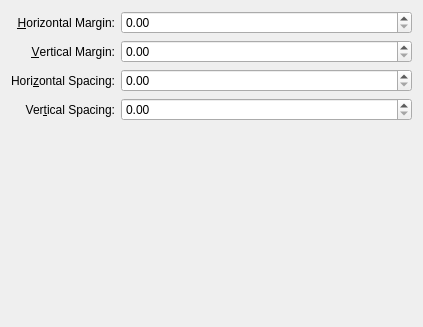
Qt form src/libkstapp/layouttab.ui (Kst-plot/kst) before a commit.
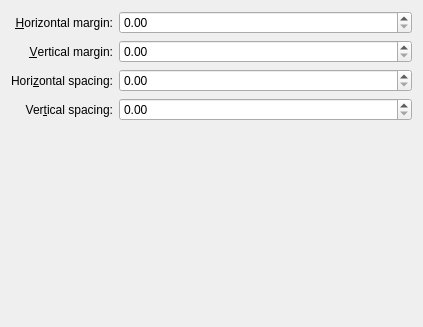
The same form after that commit.

```diff
--- a/src/libkstapp/layouttab.ui
+++ b/src/libkstapp/layouttab.ui
@@ -19,7 +19,7 @@
      <item row="0" column="0">
       <widget class="QLabel" name="label_3">
        <property name="text">
-        <string>&amp;Horizontal Margin:</string>
+        <string>&amp;Horizontal margin:</string>
        </property>
        <property name="alignment">
         <set>Qt::AlignRight|Qt::AlignTrailing|Qt::AlignVCenter</set>
@@ -42,7 +42,7 @@
      <item row="1" column="0">
       <widget class="QLabel" name="label_4">
        <property name="text">
-        <string>&amp;Vertical Margin:</string>
+        <string>&amp;Vertical margin:</string>
        </property>
        <property name="alignment">
         <set>Qt::AlignRight|Qt::AlignTrailing|Qt::AlignVCenter</set>
@@ -65,7 +65,7 @@
      <item row="2" column="0">
       <widget class="QLabel" name="label_5">
        <property name="text">
-        <string>Hori&amp;zontal Spacing:</string>
+        <string>Hori&amp;zontal spacing:</string>
        </property>
        <property name="alignment">
         <set>Qt::AlignRight|Qt::AlignTrailing|Qt::AlignVCenter</set>
@@ -88,7 +88,7 @@
      <item row="3" column="0">
       <widget class="QLabel" name="label_6">
        <property name="text">
-        <string>Ver&amp;tical Spacing:</string>
+        <string>Ver&amp;tical spacing:</string>
        </property>
        <property name="alignment">
         <set>Qt::AlignRight|Qt::AlignTrailing|Qt::AlignVCenter</set>
```
